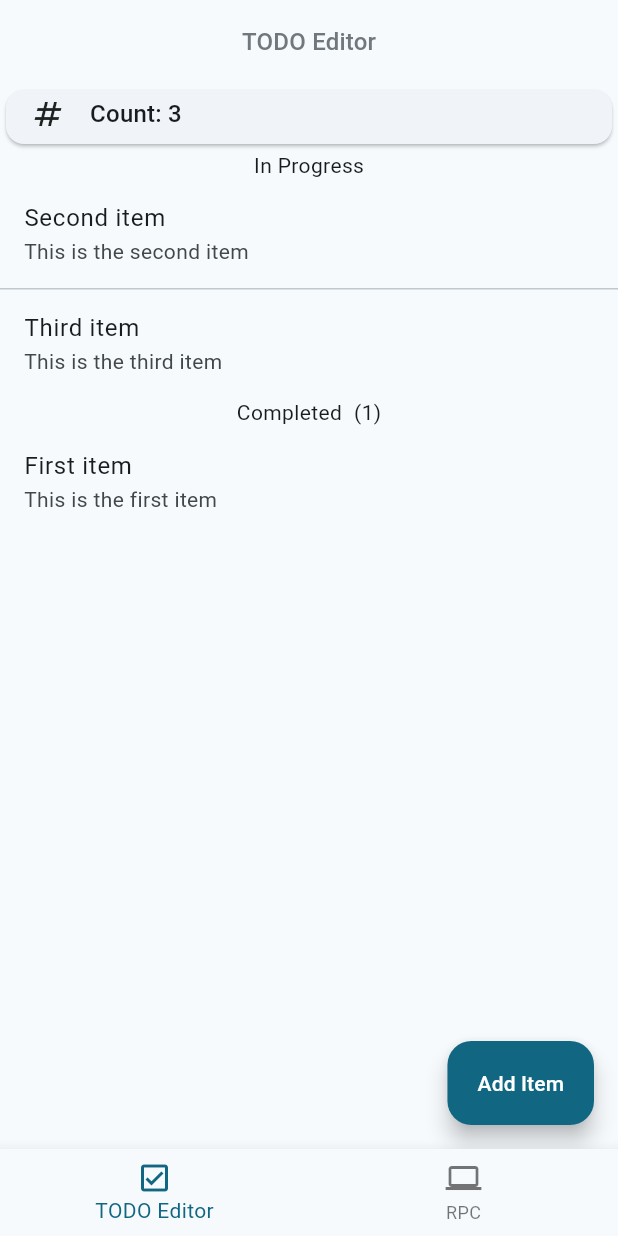
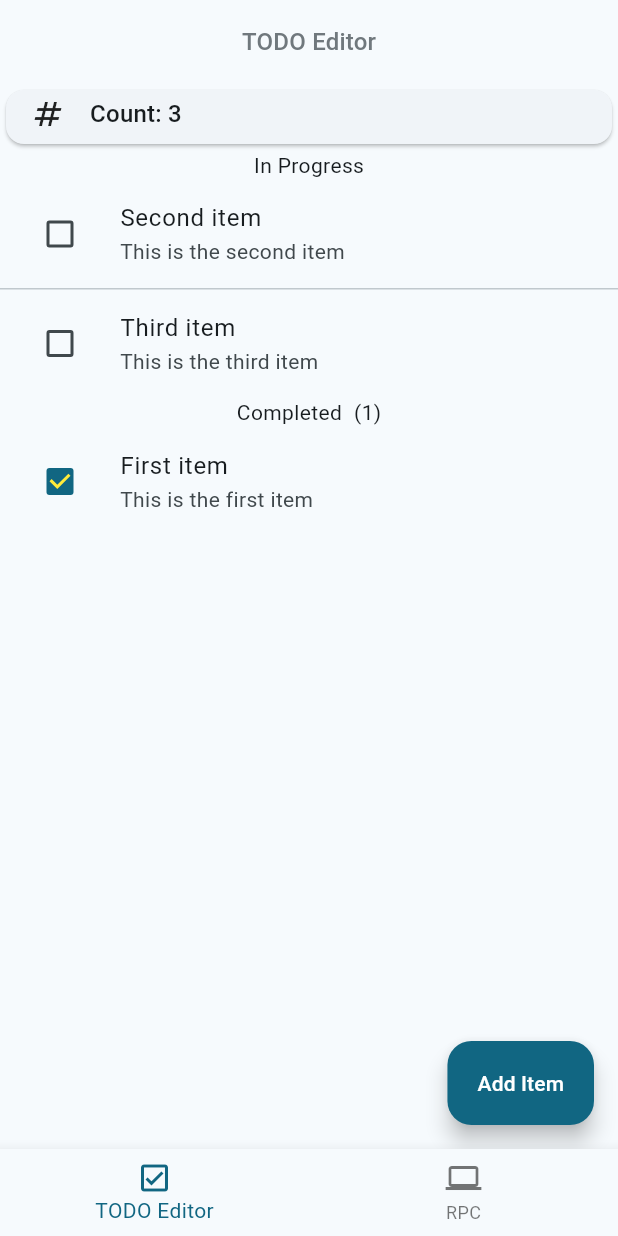
Before and after one commit to vinculor/vinculor-flutter-test, a Flutter app: the screen it shows after launch, on a phone screen of 412 x 824 dp. Run offline on Flutter 3.47's test engine with Material 3 defaults, Android fonts, the phone set to English and light mode, and no system bars; our stand-ins replace after_layout, gap, get_it.

Commit message:
[3mallrice][Exercise 1: Feature 3]
Update item to completed by checkbox

```diff
--- a/test_app_flutter/lib/widget/todo_editor/todo_editor_page.dart
+++ b/test_app_flutter/lib/widget/todo_editor/todo_editor_page.dart
@@ -85,9 +85,44 @@ class _TodoEditorPageState extends State<TodoEditorPage> {
   }
 
   Widget _itemBuilder(TodoItem item) {
-    return ListTile(
-      title: Text(item.title),
-      subtitle: Text(item.description ?? '-'),
-    );
+    final ValueNotifier<bool> isProcessing = ValueNotifier<bool>(false);
+
+    return ValueListenableBuilder<bool>(
+        valueListenable: isProcessing,
+        builder: (context, processing, _) {
+          return ListTile(
+            leading: Checkbox(
+              value: item.isDone,
+              checkColor: Colors.yellow,
+              onChanged: processing
+                  ? null
+                  : (bool? newValue) async {
+                      isProcessing.value = true;
+
+                      await Future.delayed(const Duration(microseconds: 1000));
+
+                      final oldItems = _appController.todoItemsEmitter.value;
+
+                      final updatedItems = oldItems.map((todoItem) {
+                        if (todoItem.title == item.title &&
+                            todoItem.description == item.description) {
+                          return TodoItem(
+                            title: todoItem.title,
+                            description: todoItem.description,
+                            isDone: newValue ?? false,
+                          );
+                        }
+                        return todoItem;
+                      }).toList();
+
+                      _appController.todoItemsEmitter.value = updatedItems;
+
+                      isProcessing.value = false;
+                    },
+            ),
+            title: Text(item.title),
+            subtitle: Text(item.description ?? ''),
+          );
+        });
   }
 }
```
